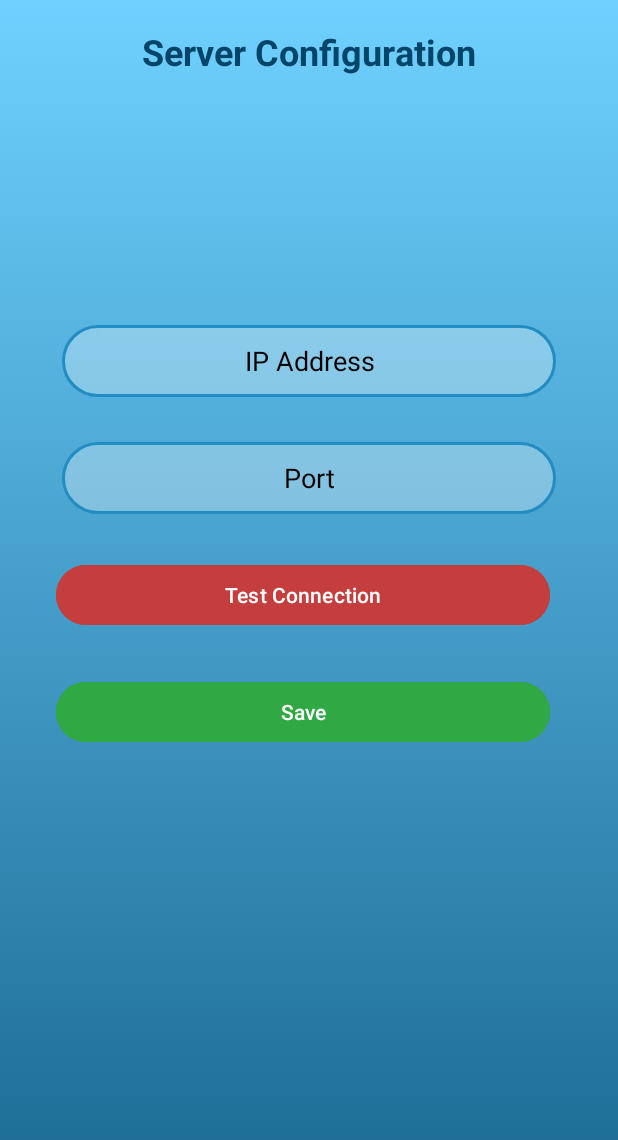
After one commit to Kyrollo/SmartScan, an Android app: the ServerConfigActivity screen opened directly, with no data from a screen before it, on a phone screen of 412 x 824 dp. The commit adds this screen. Shown: the top 1140 px of the screen. Run offline under Robolectric (Android 15) with nearby library versions, the phone set to English and light mode, and no system bars.

Commit message:
added test connection

```diff
--- a/app/src/main/AndroidManifest.xml
+++ b/app/src/main/AndroidManifest.xml
@@ -19,18 +19,20 @@
     <uses-permission android:name="android.permission.INTERNET" />
     <uses-permission android:name="android.permission.CAMERA" />
 
-
     <application
         android:allowBackup="true"
         android:dataExtractionRules="@xml/data_extraction_rules"
-        android:networkSecurityConfig="@xml/network_security_config"
         android:fullBackupContent="@xml/backup_rules"
         android:icon="@mipmap/ic_launcher"
         android:label="@string/app_name"
+        android:networkSecurityConfig="@xml/network_security_config"
         android:roundIcon="@mipmap/ic_launcher_round"
         android:supportsRtl="true"
         android:theme="@style/Theme.SmartScan"
         tools:targetApi="31">
+        <activity
+            android:name=".Activities.ServerConfigActivity"
+            android:exported="false" />
         <activity
             android:name=".ScanItems.ScanItems"
             android:exported="false" />
--- /dev/null
+++ b/app/src/main/java/com/SmartScan/Activities/ServerConfigActivity.java
@@ -0,0 +1,114 @@
+package com.SmartScan.Activities;
+
+import android.content.Context;
+import android.content.SharedPreferences;
+import android.os.Bundle;
+import android.widget.Button;
+import android.widget.EditText;
+import android.widget.Toast;
+
+import androidx.appcompat.app.AppCompatActivity;
+
+import com.SmartScan.API.APIService;
+import com.SmartScan.Server.ServerConfig;
+import com.SmartScan.R;
+
+import retrofit2.Call;
+import retrofit2.Callback;
+import retrofit2.Response;
+import retrofit2.Retrofit;
+import retrofit2.converter.gson.GsonConverterFactory;
+
+public class ServerConfigActivity extends AppCompatActivity {
+    private EditText ipEditText, portEditText;
+    private Button testConnectionButton, saveButton;
+    private boolean isTested = false;
+    private APIService apiService;
+    private ServerConfig config = new ServerConfig();
+    private SharedPreferences sharedPreferences;
+
+    @Override
+    protected void onCreate(Bundle savedInstanceState) {
+        super.onCreate(savedInstanceState);
+        setContentView(R.layout.activity_server_config);
+
+        ipEditText = findViewById(R.id.ipEditText);
+        portEditText = findViewById(R.id.portEditText);
+        testConnectionButton = findViewById(R.id.testConnectionButton);
+        saveButton = findViewById(R.id.saveButton);
+
+        sharedPreferences = getSharedPreferences("ServerConfig", Context.MODE_PRIVATE);
+
+        Retrofit retrofit = new Retrofit.Builder()
+                .baseUrl("http://192.168.1.77:8080/")
+                .addConverterFactory(GsonConverterFactory.create())
+                .build();
+
+        apiService = retrofit.create(APIService.class);
+
+        loadServerConfig();
+
+        testConnectionButton.setOnClickListener(v -> {
+            testConnection();
+        });
+
+        saveButton.setOnClickListener(v -> {
+            if (!isTested) {
+                Toast.makeText(this, getString(R.string.test_connection_first), Toast.LENGTH_SHORT).show();
+                return;
+            }
+            String ip = ipEditText.getText().toString();
+            int port = Integer.parseInt(portEditText.getText().toString());
+            config.setIp(ip);
+            config.setPort(port);
+            saveServerConfig(config);
+        });
+    }
+
+    private void testConnection() {
+        apiService.testConnection().enqueue(new Callback<String>() {
+            @Override
+            public void onResponse(Call<String> call, Response<String> response) {
+                if (response.isSuccessful() && "Success".equals(response.body())) {
+                    isTested = true;
+                    Toast.makeText(getApplicationContext(), "Connection Succeeded", Toast.LENGTH_LONG).show();
+                } else {
+                    Toast.makeText(getApplicationContext(), "Failed to connect! Check your internet.", Toast.LENGTH_LONG).show();
+                }
+            }
+
+            @Override
+            public void onFailure(Call<String> call, Throwable t) {
+                Toast.makeText(getApplicationContext(), "Failed to connect! Check your internet.", Toast.LENGTH_LONG).show();
+            }
+        });
+    }
+
+    private void loadServerConfig() {
+        String ip = sharedPreferences.getString("ip", "");
+        int port = sharedPreferences.getInt("port", -1);
+        if (!ip.isEmpty() && port != -1) {
+            ipEditText.setText(ip);
+            portEditText.setText(String.valueOf(port));
+            config.setIp(ip);
+            config.setPort(port);
+        }
+    }
+
+    private void saveServerConfig(ServerConfig config) {
+        if (config.getIp().isEmpty() || config.getPort() == -1) {
+            Toast.makeText(this, "Please fill all fields", Toast.LENGTH_SHORT).show();
+            return;
+        }
+
+        if (config != null) {
+            SharedPreferences.Editor editor = sharedPreferences.edit();
+            editor.putString("ip", config.getIp());
+            editor.putInt("port", config.getPort());
+            editor.apply();
+            Toast.makeText(this, "Server configuration saved", Toast.LENGTH_SHORT).show();
+        } else{
+            Toast.makeText(this, "Failed to save server configuration", Toast.LENGTH_SHORT).show();
+        }
+    }
+}
--- /dev/null
+++ b/app/src/main/java/com/SmartScan/Server/ServerConfig.java
@@ -0,0 +1,25 @@
+package com.SmartScan.Server;
+
+public class ServerConfig {
+    private String ip;
+    private int port;
+
+    public ServerConfig() {
+    }
+
+    public String getIp() {
+        return ip;
+    }
+
+    public void setIp(String ip) {
+        this.ip = ip;
+    }
+
+    public int getPort() {
+        return port;
+    }
+
+    public void setPort(int port) {
+        this.port = port;
+    }
+}
--- /dev/null
+++ b/app/src/main/res/drawable/gradient_background.xml
@@ -0,0 +1,11 @@
+<?xml version="1.0" encoding="utf-8"?>
+<selector xmlns:android="http://schemas.android.com/apk/res/android">
+    <item>
+        <shape>
+            <gradient
+                android:startColor="@color/g1"
+                android:endColor="@color/g2"
+                android:angle="240"/>
+        </shape>
+    </item>
+</selector>
--- /dev/null
+++ b/app/src/main/res/drawable/rounded_edittext_background.xml
@@ -0,0 +1,13 @@
+<shape xmlns:android="http://schemas.android.com/apk/res/android">
+
+    <solid
+        android:color="#4DFFFFFF" />
+
+    <corners
+        android:radius="36dp" />
+
+    <stroke
+        android:width="2dp"
+        android:color="@color/edittextStroke" />
+
+</shape>
--- /dev/null
+++ b/app/src/main/res/layout/activity_server_config.xml
@@ -0,0 +1,109 @@
+<?xml version="1.0" encoding="utf-8"?>
+<androidx.constraintlayout.widget.ConstraintLayout
+    xmlns:android="http://schemas.android.com/apk/res/android"
+    xmlns:app="http://schemas.android.com/apk/res-auto"
+    xmlns:tools="http://schemas.android.com/tools"
+    android:layout_width="match_parent"
+    android:layout_height="match_parent"
+    android:background="@drawable/gradient_background"
+    tools:context=".Activities.ServerConfigActivity"
+    tools:ignore="ExtraText">
+
+    <androidx.appcompat.widget.Toolbar
+        android:id="@+id/toolbar"
+        android:layout_width="0dp"
+        android:layout_height="wrap_content"
+        android:theme="@style/ThemeOverlay.AppCompat.Dark.ActionBar"
+        app:layout_constraintTop_toTopOf="parent"
+        app:layout_constraintStart_toStartOf="parent"
+        app:layout_constraintEnd_toEndOf="parent"
+        app:layout_constraintWidth_percent="1.0">
+
+        <TextView
+            android:id="@+id/pageTitle"
+            android:layout_width="wrap_content"
+            android:layout_height="wrap_content"
+            android:layout_marginTop="18dp"
+            android:text="@string/server_configuration"
+            android:textSize="24sp"
+            android:textColor="@color/pageName"
+            android:textStyle="bold"
+            android:layout_gravity="center"
+            app:layout_constraintTop_toBottomOf="@id/toolbar"
+            app:layout_constraintStart_toStartOf="parent"
+            app:layout_constraintEnd_toEndOf="parent"
+            app:layout_constraintBottom_toTopOf="@id/ipEditText"
+            app:layout_constraintVertical_bias="0.0" />
+
+    </androidx.appcompat.widget.Toolbar>
+
+
+
+    <EditText
+        android:id="@+id/ipEditText"
+        android:layout_width="0dp"
+        android:layout_height="48dp"
+        android:layout_marginTop="30dp"
+        android:autofillHints=""
+        android:background="@drawable/rounded_edittext_background"
+        android:inputType="text"
+        android:textAlignment="center"
+        android:hint="@string/ip_address"
+        android:textColor="@color/black"
+        android:textColorHint="@color/black"
+        app:layout_constraintEnd_toEndOf="parent"
+        app:layout_constraintStart_toStartOf="parent"
+        app:layout_constraintTop_toTopOf="parent"
+        app:layout_constraintBottom_toBottomOf="parent"
+        app:layout_constraintVertical_bias="0.25"
+        app:layout_constraintWidth_percent="0.8" />
+
+    <EditText
+        android:id="@+id/portEditText"
+        android:layout_width="0dp"
+        android:layout_height="48dp"
+        android:layout_marginTop="30dp"
+        android:autofillHints=""
+        android:background="@drawable/rounded_edittext_background"
+        android:textAlignment="center"
+        android:hint="@string/port"
+        android:inputType="number"
+        android:textColor="@color/black"
+        android:textColorHint="@color/black"
+        app:layout_constraintEnd_toEndOf="parent"
+        app:layout_constraintStart_toStartOf="parent"
+        app:layout_constraintTop_toBottomOf="@id/ipEditText"
+        app:layout_constraintWidth_percent="0.8" />
+
+
+
+        <Button
+            android:id="@+id/testConnectionButton"
+            android:layout_width="0dp"
+            android:layout_height="wrap_content"
+            android:layout_marginEnd="8dp"
+            android:layout_marginTop="30dp"
+            android:text="@string/test_connection"
+            android:textColor="@color/white"
+            android:backgroundTint="@color/button3"
+            app:layout_constraintTop_toBottomOf="@id/portEditText"
+            app:layout_constraintStart_toStartOf="parent"
+            app:layout_constraintEnd_toEndOf="parent"
+            app:layout_constraintWidth_percent="0.8" />
+
+        <Button
+            android:id="@+id/saveButton"
+            android:layout_width="0dp"
+            android:layout_height="wrap_content"
+            android:layout_marginEnd="8dp"
+            android:layout_marginTop="30dp"
+            android:text="@string/save"
+            android:textColor="@color/white"
+            android:backgroundTint="@color/button2"
+            app:layout_constraintTop_toBottomOf="@id/testConnectionButton"
+            app:layout_constraintStart_toStartOf="parent"
+            app:layout_constraintEnd_toEndOf="parent"
+            app:layout_constraintWidth_percent="0.8" />
+
+]
+</androidx.constraintlayout.widget.ConstraintLayout>
--- a/app/src/main/res/values/colors.xml
+++ b/app/src/main/res/values/colors.xml
@@ -3,6 +3,17 @@
     <color name="black">#FF000000</color>
     <color name="white">#FFFFFFFF</color>
     <color name="red">#FF0000</color>
+    <color name="hint">#DFDCDC</color>
     <color name="tags">#0B91A8</color>
     <color name="tagsCount">#46AC4B</color>
+    <color name="editText">#186790</color>
+    <color name="edittextStroke">#228CC3</color>
+    <color name="button">#cc2330</color>
+    <color name="button2">#30A844</color>
+    <color name="button3">#C53E3E</color>
+    <color name="g1">#6FD1FF</color>
+    <color name="g2">#186790</color>
+    <color name="g3">#145A7E</color>
+    <color name="linkColor">#F3F7FD</color>
+    <color name="pageName">#024568</color>
 </resources>
--- a/app/src/main/res/values/strings.xml
+++ b/app/src/main/res/values/strings.xml
@@ -5,4 +5,14 @@
     <string name="yesDeleteDialog">Yes</string>
     <string name="noDeleteDialog">No</string>
     <string name="dataDeleted">All data deleted successfully</string>
+    <string name="write_your_password">Write your password</string>
+    <string name="write_your_username">Write your username</string>
+    <string name="log_in">Log In</string>
+    <string name="configure_your_server"><u>Server Configuration</u></string>
+    <string name="ip_address">IP Address</string>
+    <string name="port">Port</string>
+    <string name="test_connection">Test Connection</string>
+    <string name="save">Save</string>
+    <string name="server_configuration">Server Configuration</string>
+    <string name="test_connection_first">Please test the connection first</string>
 </resources>
```
Also changed, not shown: app/src/main/java/com/SmartScan/Activities/MainActivity.java (+15 -8 lines), app/src/main/java/com/SmartScan/ScanItems/ScanItems.java (+4 -7 lines), app/src/main/res/layout/activity_main.xml (+72 -6 lines), app/src/main/res/layout/activity_scan_items.xml (+7 -12 lines), app/src/main/res/drawable/ibex_Logo_blue.png (added), app/src/main/res/drawable/ibex_logo_white.png (added).
